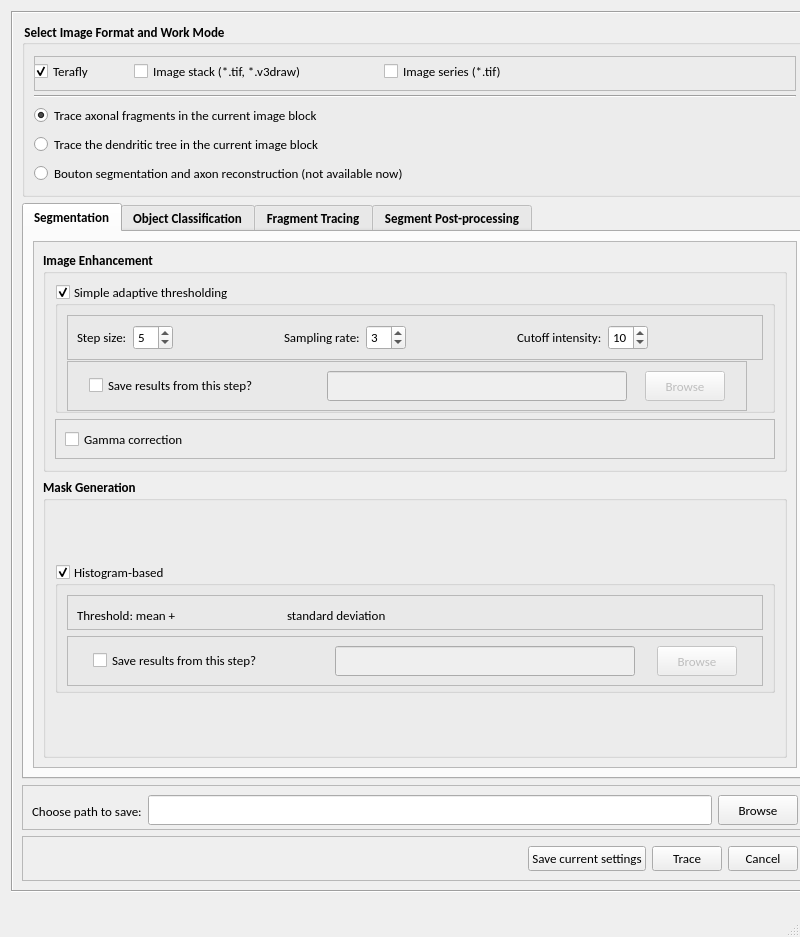
Above: hackathon/MK/Fragmented_autoTrace/fragmentedTraceUI.ui from Vaa3D/vaa3d_tools before the change. Below: the same form after it.
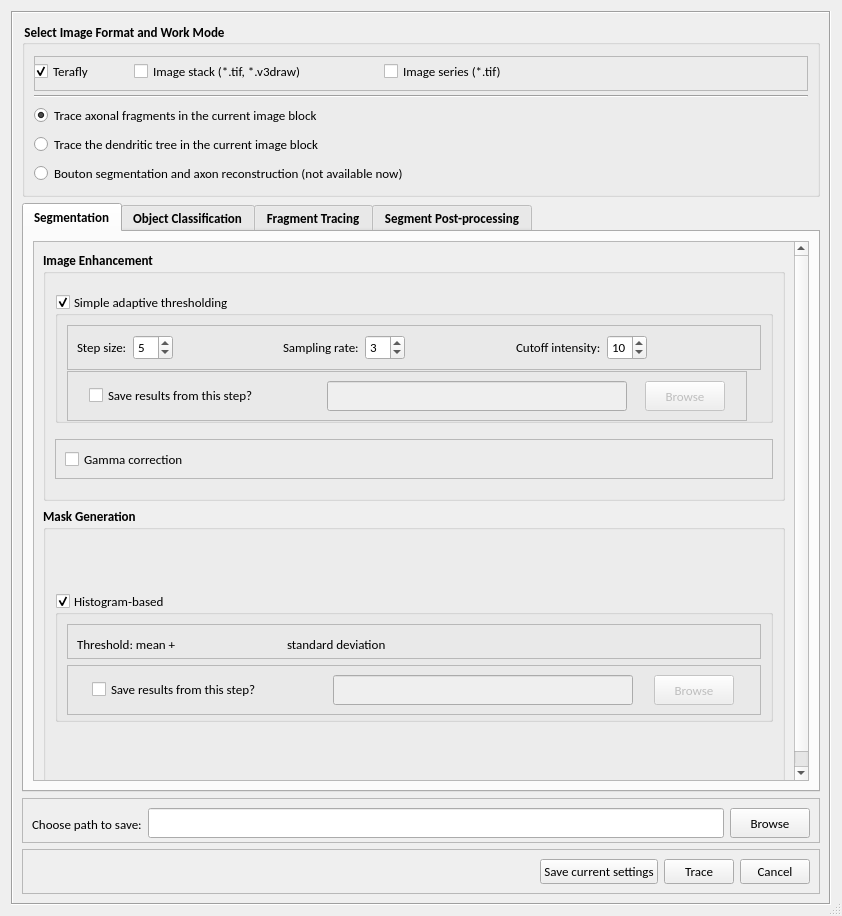
That is the form after the change.

Patch:
```diff
--- a/hackathon/MK/Fragmented_autoTrace/fragmentedTraceUI.ui
+++ b/hackathon/MK/Fragmented_autoTrace/fragmentedTraceUI.ui
@@ -12,8 +12,8 @@
    <rect>
     <x>0</x>
     <y>0</y>
-    <width>800</width>
-    <height>937</height>
+    <width>842</width>
+    <height>916</height>
    </rect>
   </property>
   <property name="sizePolicy">
@@ -24,8 +24,8 @@
   </property>
   <property name="maximumSize">
    <size>
-    <width>800</width>
-    <height>1000</height>
+    <width>1200</width>
+    <height>1200</height>
    </size>
   </property>
   <property name="font">
@@ -43,15 +43,9 @@
   <property name="modal">
    <bool>false</bool>
   </property>
+  <layout class="QGridLayout" name="gridLayout_2">
+   <item row="0" column="0">
   <widget class="QFrame" name="frame">
-   <property name="geometry">
-    <rect>
-     <x>11</x>
-     <y>11</y>
-     <width>808</width>
-     <height>881</height>
-    </rect>
-   </property>
    <property name="frameShape">
     <enum>QFrame::Box</enum>
    </property>
@@ -295,8 +289,8 @@
             <rect>
              <x>0</x>
              <y>0</y>
-             <width>733</width>
-             <height>509</height>
+               <width>745</width>
+               <height>559</height>
             </rect>
            </property>
            <layout class="QVBoxLayout" name="verticalLayout_7">
@@ -305,7 +299,7 @@
               <property name="minimumSize">
                <size>
                 <width>0</width>
-                <height>200</height>
+                  <height>250</height>
                </size>
               </property>
               <property name="maximumSize">
@@ -620,7 +614,7 @@
               <property name="maximumSize">
                <size>
                 <width>16777215</width>
-                <height>600</height>
+                  <height>500</height>
                </size>
               </property>
               <property name="font">
@@ -1513,6 +1507,8 @@
     </item>
    </layout>
   </widget>
+   </item>
+  </layout>
   <zorder>frame</zorder>
   <zorder>groupBox</zorder>
  </widget>
```
Lines whose indentation alone changed are shown as unchanged.
